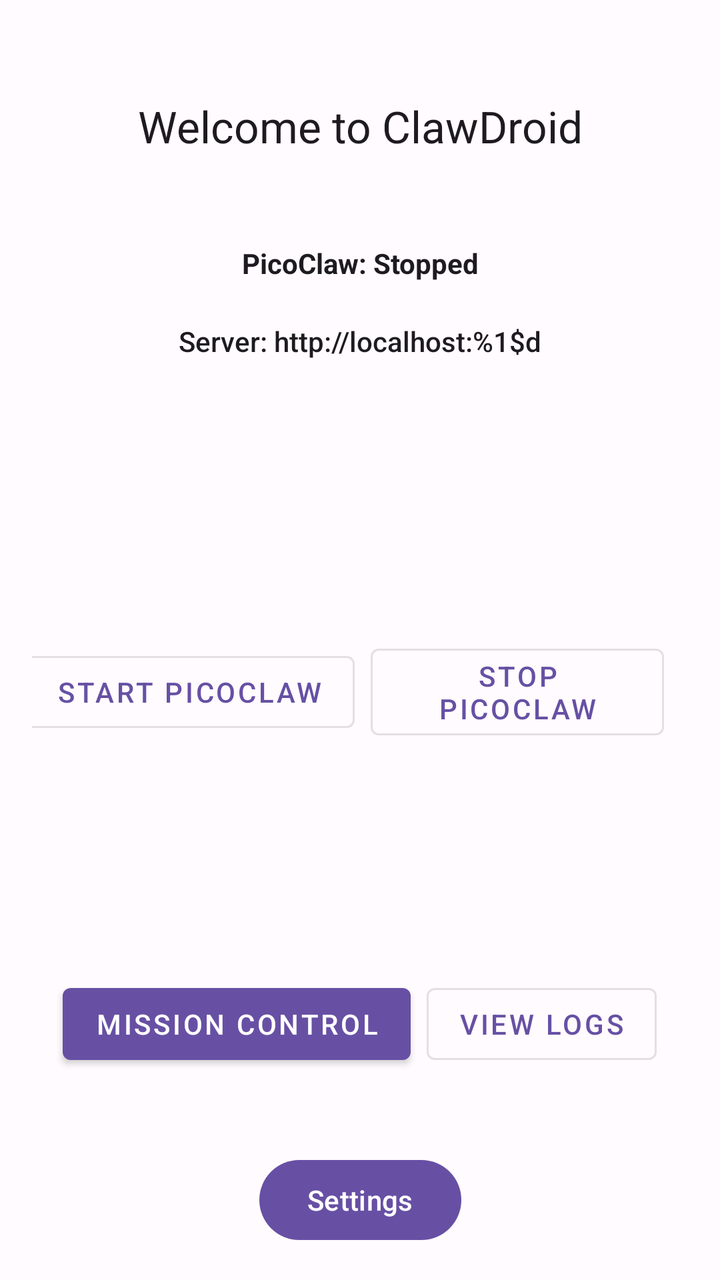
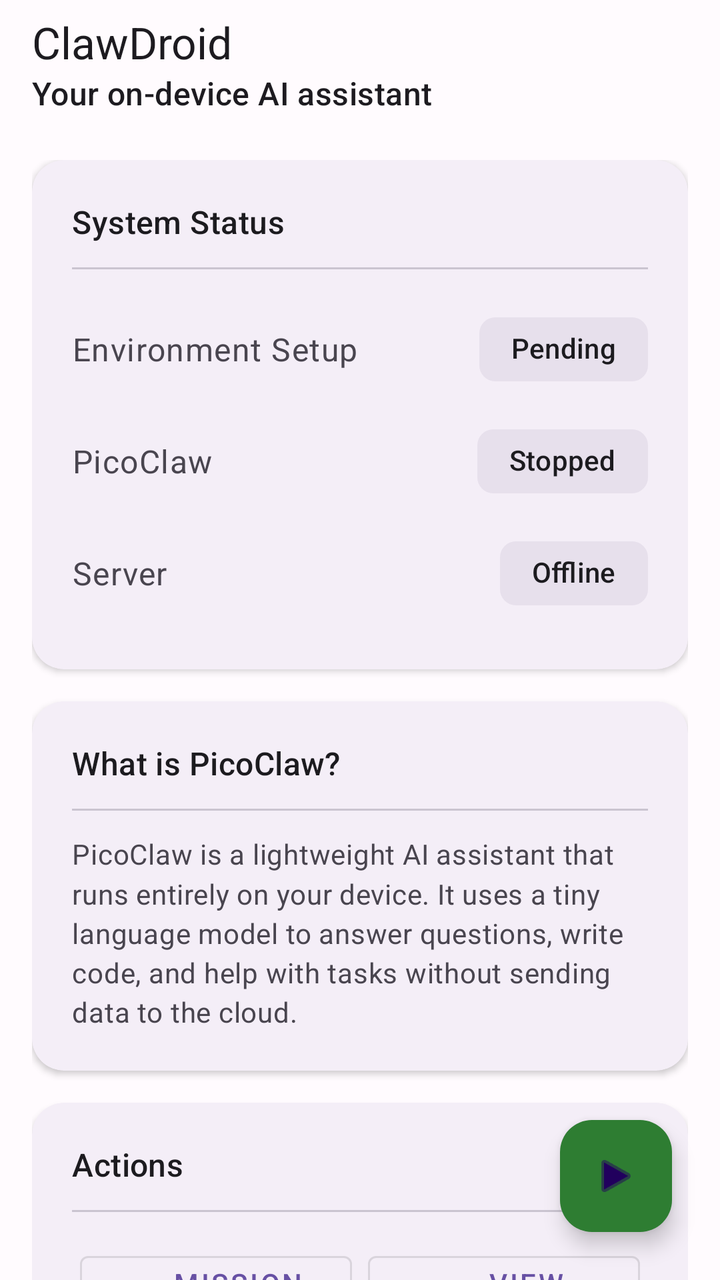

The first picture is an Android layout as it rendered before a commit; the second is the same layout after the commit. The layout source and the unified diff follow.
<!-- AndroidManifest.xml: activity theme Theme.ClawDroid -->
<!-- res/layout/activity_main.xml -->
<?xml version="1.0" encoding="utf-8"?>
<androidx.constraintlayout.widget.ConstraintLayout
    xmlns:android="http://schemas.android.com/apk/res/android"
    xmlns:app="http://schemas.android.com/apk/res-auto"
    android:id="@+id/main"
    android:layout_width="match_parent"
    android:layout_height="match_parent"
    android:padding="16dp">

    <TextView
        android:id="@+id/welcome_text"
        android:layout_width="wrap_content"
        android:layout_height="wrap_content"
        android:text="@string/welcome_message"
        android:textAppearance="@style/TextAppearance.AppCompat.Large"
        app:layout_constraintBottom_toTopOf="@+id/picoclaw_status_text"
        app:layout_constraintEnd_toEndOf="parent"
        app:layout_constraintStart_toStartOf="parent"
        app:layout_constraintTop_toTopOf="parent" />

    <TextView
        android:id="@+id/terminal_status_text"
        android:layout_width="0dp"
        android:layout_height="wrap_content"
        android:gravity="center"
        android:padding="8dp"
        android:textAppearance="@style/TextAppearance.AppCompat.Body2"
        app:layout_constraintBottom_toTopOf="@+id/picoclaw_status_text"
        app:layout_constraintEnd_toEndOf="parent"
        app:layout_constraintStart_toStartOf="parent"
        app:layout_constraintTop_toBottomOf="@+id/welcome_text" />

    <TextView
        android:id="@+id/picoclaw_status_text"
        android:layout_width="0dp"
        android:layout_height="wrap_content"
        android:gravity="center"
        android:padding="12dp"
        android:text="@string/picoclaw_status_stopped"
        android:textAppearance="@style/TextAppearance.AppCompat.Body1"
        android:textStyle="bold"
        app:layout_constraintBottom_toTopOf="@+id/bootstrap_progress_bar"
        app:layout_constraintEnd_toEndOf="parent"
        app:layout_constraintStart_toStartOf="parent"
        app:layout_constraintTop_toBottomOf="@+id/terminal_status_text" />

    <ProgressBar
        android:id="@+id/bootstrap_progress_bar"
        style="?android:attr/progressBarStyleHorizontal"
        android:layout_width="0dp"
        android:layout_height="wrap_content"
        android:visibility="gone"
        app:layout_constraintBottom_toTopOf="@+id/server_info_text"
        app:layout_constraintEnd_toEndOf="parent"
        app:layout_constraintStart_toStartOf="parent"
        app:layout_constraintTop_toBottomOf="@+id/picoclaw_status_text" />

    <TextView
        android:id="@+id/server_info_text"
        android:layout_width="0dp"
        android:layout_height="wrap_content"
        android:gravity="center"
        android:padding="8dp"
        android:text="@string/server_status"
        android:textAppearance="@style/TextAppearance.AppCompat.Body2"
        app:layout_constraintBottom_toTopOf="@+id/control_buttons"
        app:layout_constraintEnd_toEndOf="parent"
        app:layout_constraintStart_toStartOf="parent"
        app:layout_constraintTop_toBottomOf="@+id/bootstrap_progress_bar" />

    <LinearLayout
        android:id="@+id/control_buttons"
        android:layout_width="0dp"
        android:layout_height="wrap_content"
        android:orientation="horizontal"
        android:gravity="center"
        android:layout_marginTop="16dp"
        app:layout_constraintBottom_toTopOf="@+id/settings_button"
        app:layout_constraintEnd_toEndOf="parent"
        app:layout_constraintStart_toStartOf="parent"
        app:layout_constraintTop_toBottomOf="@+id/server_info_text">

        <com.google.android.material.button.MaterialButton
            android:id="@+id/btn_start"
            android:layout_width="wrap_content"
            android:layout_height="wrap_content"
            android:layout_marginEnd="8dp"
            android:text="@string/btn_start"
            style="@style/Widget.MaterialComponents.Button.OutlinedButton"/>

        <com.google.android.material.button.MaterialButton
            android:id="@+id/btn_stop"
            android:layout_width="wrap_content"
            android:layout_height="wrap_content"
            android:layout_marginEnd="8dp"
            android:text="@string/btn_stop"
            style="@style/Widget.MaterialComponents.Button.OutlinedButton"/>

        <com.google.android.material.button.MaterialButton
            android:id="@+id/btn_restart"
            android:layout_width="wrap_content"
            android:layout_height="wrap_content"
            android:layout_marginEnd="8dp"
            android:text="@string/btn_restart"
            style="@style/Widget.MaterialComponents.Button.OutlinedButton"/>

    </LinearLayout>

    <LinearLayout
        android:id="@+id/secondary_buttons"
        android:layout_width="0dp"
        android:layout_height="wrap_content"
        android:orientation="horizontal"
        android:gravity="center"
        android:layout_marginBottom="16dp"
        app:layout_constraintBottom_toTopOf="@+id/settings_button"
        app:layout_constraintEnd_toEndOf="parent"
        app:layout_constraintStart_toStartOf="parent"
        app:layout_constraintTop_toBottomOf="@+id/control_buttons">

        <com.google.android.material.button.MaterialButton
            android:id="@+id/btn_mission_control"
            android:layout_width="wrap_content"
            android:layout_height="wrap_content"
            android:layout_marginEnd="8dp"
            android:text="@string/btn_mission_control"
            style="@style/Widget.MaterialComponents.Button"/>

        <com.google.android.material.button.MaterialButton
            android:id="@+id/btn_view_logs"
            android:layout_width="wrap_content"
            android:layout_height="wrap_content"
            android:text="@string/btn_view_logs"
            style="@style/Widget.MaterialComponents.Button.OutlinedButton"/>

    </LinearLayout>

    <com.google.android.material.button.MaterialButton
        android:id="@+id/settings_button"
        android:layout_width="wrap_content"
        android:layout_height="wrap_content"
        android:text="Settings"
        app:layout_constraintBottom_toBottomOf="parent"
        app:layout_constraintEnd_toEndOf="parent"
        app:layout_constraintStart_toStartOf="parent"
        app:layout_constraintTop_toBottomOf="@+id/secondary_buttons"
        android:layout_marginTop="24dp" />

</androidx.constraintlayout.widget.ConstraintLayout>
<!-- resources referenced by this layout -->
<resources>
  <string name="btn_mission_control">Mission Control</string>
  <string name="btn_restart">Restart PicoClaw</string>
  <string name="btn_start">Start PicoClaw</string>
  <string name="btn_stop">Stop PicoClaw</string>
  <string name="btn_view_logs">View Logs</string>
  <string name="picoclaw_status_stopped">PicoClaw: Stopped</string>
  <string name="server_status">Server: http://localhost:%1$d</string>
  <string name="welcome_message">Welcome to ClawDroid</string>
  <style name="Theme.ClawDroid" parent="Theme.Material3.DayNight.NoActionBar">
          <item name="colorPrimary">@color/primary</item>
          <item name="colorPrimaryVariant">@color/primary_variant</item>
          <item name="colorOnPrimary">@color/on_primary</item>
          <item name="colorSecondary">@color/secondary</item>
          <item name="colorOnSecondary">@color/on_secondary</item>
          <item name="android:colorBackground">@color/background</item>
          <item name="colorSurface">@color/surface</item>
          <item name="colorOnSurface">@color/on_surface</item>
      </style>
  <color name="primary">#FF6750A4</color>
  <color name="primary_variant">#FF7C4DFF</color>
  <color name="on_primary">#FFFFFFFF</color>
  <color name="secondary">#FF03DAC6</color>
  <color name="on_secondary">#FF000000</color>
  <color name="background">#FFFFFBFE</color>
  <color name="surface">#FFFFFBFE</color>
  <color name="on_surface">#FF1C1B1F</color>
</resources>

<!-- the commit's change to res/layout/activity_main.xml (unified diff, before → after) -->
@@ -1,149 +1,331 @@
 <?xml version="1.0" encoding="utf-8"?>
-<androidx.constraintlayout.widget.ConstraintLayout
+<androidx.coordinatorlayout.widget.CoordinatorLayout
     xmlns:android="http://schemas.android.com/apk/res/android"
     xmlns:app="http://schemas.android.com/apk/res-auto"
+    xmlns:tools="http://schemas.android.com/tools"
     android:id="@+id/main"
     android:layout_width="match_parent"
     android:layout_height="match_parent"
-    android:padding="16dp">
-
-    <TextView
-        android:id="@+id/welcome_text"
+    android:fitsSystemWindows="true">
+
+    
+    <com.google.android.material.appbar.AppBarLayout
+        android:id="@+id/app_bar"
+        android:layout_width="match_parent"
+        android:layout_height="wrap_content"
+        android:fitsSystemWindows="true">
+
+        <com.google.android.material.appbar.MaterialToolbar
+            android:id="@+id/toolbar"
+            android:layout_width="match_parent"
+            android:layout_height="?attr/actionBarSize"
+            app:title="@string/app_name"
+            app:subtitle="@string/app_subtitle"
+            app:layout_scrollFlags="scroll|enterAlways|snap" />
+    </com.google.android.material.appbar.AppBarLayout>
+
+    
+    <androidx.core.widget.NestedScrollView
+        android:id="@+id/scroll_content"
+        android:layout_width="match_parent"
+        android:layout_height="match_parent"
+        android:clipToPadding="false"
+        android:padding="16dp"
+        app:layout_behavior="@string/appbar_scrolling_view_behavior">
+
+        <LinearLayout
+            android:id="@+id/content_container"
+            android:layout_width="match_parent"
+            android:layout_height="wrap_content"
+            android:orientation="vertical"
+            android:gravity="center_horizontal">
+
+            
+            <com.google.android.material.card.MaterialCardView
+                android:id="@+id/card_status"
+                android:layout_width="match_parent"
+                android:layout_height="wrap_content"
+                android:layout_marginBottom="16dp"
+                app:cardCornerRadius="16dp"
+                app:cardElevation="2dp"
+                app:strokeWidth="0dp">
+
+                <LinearLayout
+                    android:layout_width="match_parent"
+                    android:layout_height="wrap_content"
+                    android:orientation="vertical"
+                    android:padding="20dp">
+
+                    
+                    <TextView
+                        android:layout_width="wrap_content"
+                        android:layout_height="wrap_content"
+                        android:text="@string/card_status_title"
+                        android:textAppearance="?attr/textAppearanceTitleMedium"
+                        android:textColor="?attr/colorOnSurface" />
+
+                    <com.google.android.material.divider.MaterialDivider
+                        android:layout_width="match_parent"
+                        android:layout_height="wrap_content"
+                        android:layout_marginVertical="12dp" />
+
+                    
+                    <LinearLayout
+                        android:layout_width="match_parent"
+                        android:layout_height="wrap_content"
+                        android:orientation="horizontal"
+                        android:gravity="center_vertical"
+                        android:paddingVertical="4dp">
+
+                        <TextView
+                            android:layout_width="0dp"
+                            android:layout_height="wrap_content"
+                            android:layout_weight="1"
+                            android:text="@string/label_bootstrap"
+                            android:textAppearance="?attr/textAppearanceBodyLarge"
+                            android:textColor="?attr/colorOnSurfaceVariant" />
+
+                        <ProgressBar
+                            android:id="@+id/bootstrap_progress"
+                            android:layout_width="24dp"
+                            android:layout_height="24dp"
+                            android:indeterminate="true"
+                            android:visibility="gone" />
+
+                        <com.google.android.material.chip.Chip
+                            android:id="@+id/chip_bootstrap"
+                            android:layout_width="wrap_content"
+                            android:layout_height="wrap_content"
+                            android:text="@string/status_bootstrap_pending"
+                            android:checkable="false"
+                            android:clickable="false"
+                            app:chipBackgroundColor="@color/surface_variant"
+                            app:chipStrokeWidth="0dp" />
+                    </LinearLayout>
+
+                    
+                    <LinearLayout
+                        android:layout_width="match_parent"
+                        android:layout_height="wrap_content"
+                        android:orientation="horizontal"
+                        android:gravity="center_vertical"
+                        android:paddingVertical="4dp">
+
+                        <TextView
+                            android:layout_width="0dp"
+                            android:layout_height="wrap_content"
+                            android:layout_weight="1"
+                            android:text="@string/label_picoclaw"
+                            android:textAppearance="?attr/textAppearanceBodyLarge"
+                            android:textColor="?attr/colorOnSurfaceVariant" />
+
+                        <com.google.android.material.chip.Chip
+                            android:id="@+id/chip_picoclaw"
+                            android:layout_width="wrap_content"
+                            android:layout_height="wrap_content"
+                            android:text="@string/status_picoclaw_stopped"
+                            android:checkable="false"
+                            android:clickable="false"
+                            app:chipBackgroundColor="@color/surface_variant"
+                            app:chipStrokeWidth="0dp" />
+                    </LinearLayout>
+
+                    
+                    <LinearLayout
+                        android:layout_width="match_parent"
+                        android:layout_height="wrap_content"
+                        android:orientation="horizontal"
+                        android:gravity="center_vertical"
+                        android:paddingVertical="4dp">
+
+                        <TextView
+                            android:layout_width="0dp"
+                            android:layout_height="wrap_content"
+                            android:layout_weight="1"
+                            android:text="@string/label_server"
+                            android:textAppearance="?attr/textAppearanceBodyLarge"
+                            android:textColor="?attr/colorOnSurfaceVariant" />
+
+                        <com.google.android.material.chip.Chip
+                            android:id="@+id/chip_server"
+                            android:layout_width="wrap_content"
+                            android:layout_height="wrap_content"
+                            android:text="@string/status_server_offline"
+                            android:checkable="false"
+                            android:clickable="false"
+                            app:chipBackgroundColor="@color/surface_variant"
+                            app:chipStrokeWidth="0dp" />
+                    </LinearLayout>
+
+                    
+                    <com.google.android.material.card.MaterialCardView
+                        android:id="@+id/error_container"
+                        android:layout_width="match_parent"
+                        android:layout_height="wrap_content"
+                        android:layout_marginTop="12dp"
+                        android:visibility="gone"
+                        app:cardBackgroundColor="?attr/colorErrorContainer"
+                        app:cardCornerRadius="8dp"
+                        app:cardElevation="0dp">
+
+                        <LinearLayout
+                            android:layout_width="match_parent"
+                            android:layout_height="wrap_content"
+                            android:orientation="horizontal"
+                            android:gravity="center_vertical"
+                            android:padding="12dp">
+
+                            <TextView
+                                android:id="@+id/error_text"
+                                android:layout_width="0dp"
+                                android:layout_height="wrap_content"
+                                android:layout_weight="1"
+                                android:textColor="?attr/colorOnErrorContainer"
+                                android:textAppearance="?attr/textAppearanceBodyMedium" />
+
+                            <com.google.android.material.button.MaterialButton
+                                android:id="@+id/btn_retry"
+                                style="@style/Widget.MaterialComponents.Button.TextButton"
+                                android:layout_width="wrap_content"
+                                android:layout_height="wrap_content"
+                                android:text="@string/btn_retry"
+                                android:textColor="?attr/colorOnErrorContainer" />
+                        </LinearLayout>
+                    </com.google.android.material.card.MaterialCardView>
+                </LinearLayout>
+            </com.google.android.material.card.MaterialCardView>
+
+            
+            <com.google.android.material.card.MaterialCardView
+                android:id="@+id/card_info"
+                android:layout_width="match_parent"
+                android:layout_height="wrap_content"
+                android:layout_marginBottom="16dp"
+                app:cardCornerRadius="16dp"
+                app:cardElevation="2dp"
+                app:strokeWidth="0dp">
+
+                <LinearLayout
+                    android:layout_width="match_parent"
+                    android:layout_height="wrap_content"
+                    android:orientation="vertical"
+                    android:padding="20dp">
+
+                    <TextView
+                        android:layout_width="wrap_content"
+                        android:layout_height="wrap_content"
+                        android:text="@string/card_info_title"
+                        android:textAppearance="?attr/textAppearanceTitleMedium"
+                        android:textColor="?attr/colorOnSurface" />
+
+                    <com.google.android.material.divider.MaterialDivider
+                        android:layout_width="match_parent"
+                        android:layout_height="wrap_content"
+                        android:layout_marginVertical="12dp" />
+
+                    <TextView
+                        android:layout_width="match_parent"
+                        android:layout_height="wrap_content"
+                        android:text="@string/info_picoclaw_description"
+                        android:textAppearance="?attr/textAppearanceBodyMedium"
+                        android:textColor="?attr/colorOnSurfaceVariant"
+                        android:lineSpacingMultiplier="1.2" />
+                </LinearLayout>
+            </com.google.android.material.card.MaterialCardView>
+
+            
+            <com.google.android.material.card.MaterialCardView
+                android:id="@+id/card_controls"
+                android:layout_width="match_parent"
+                android:layout_height="wrap_content"
+                android:layout_marginBottom="80dp"
+                app:cardCornerRadius="16dp"
+                app:cardElevation="2dp"
+                app:strokeWidth="0dp">
+
+                <LinearLayout
+                    android:layout_width="match_parent"
+                    android:layout_height="wrap_content"
+                    android:orientation="vertical"
+                    android:padding="20dp">
+
+                    <TextView
+                        android:layout_width="wrap_content"
+                        android:layout_height="wrap_content"
+                        android:text="@string/card_controls_title"
+                        android:textAppearance="?attr/textAppearanceTitleMedium"
+                        android:textColor="?attr/colorOnSurface" />
+
+                    <com.google.android.material.divider.MaterialDivider
+                        android:layout_width="match_parent"
+                        android:layout_height="wrap_content"
+                        android:layout_marginVertical="12dp" />
+
+                    
+                    <GridLayout
+                        android:layout_width="match_parent"
+                        android:layout_height="wrap_content"
+                        android:columnCount="2"
+                        android:useDefaultMargins="true">
+
+                        <com.google.android.material.button.MaterialButton
+                            android:id="@+id/btn_mission_control"
+                            style="@style/Widget.MaterialComponents.Button.OutlinedButton"
+                            android:layout_width="0dp"
+                            android:layout_height="wrap_content"
+                            android:layout_columnWeight="1"
+                            android:layout_gravity="fill"
+                            android:text="@string/btn_mission_control"
+                            app:icon="@android:drawable/ic_menu_mapmode"
+                            app:iconGravity="textStart" />
+
+                        <com.google.android.material.button.MaterialButton
+                            android:id="@+id/btn_view_logs"
+                            style="@style/Widget.MaterialComponents.Button.OutlinedButton"
+                            android:layout_width="0dp"
+                            android:layout_height="wrap_content"
+                            android:layout_columnWeight="1"
+                            android:layout_gravity="fill"
+                            android:text="@string/btn_view_logs"
+                            app:icon="@android:drawable/ic_menu_recent_history"
+                            app:iconGravity="textStart" />
+
+                        <com.google.android.material.button.MaterialButton
+                            android:id="@+id/btn_restart"
+                            style="@style/Widget.MaterialComponents.Button.OutlinedButton"
+                            android:layout_width="0dp"
+                            android:layout_height="wrap_content"
+                            android:layout_columnWeight="1"
+                            android:layout_gravity="fill"
+                            android:text="@string/btn_restart"
+                            app:icon="@android:drawable/ic_menu_rotate"
+                            app:iconGravity="textStart" />
+
+                        <com.google.android.material.button.MaterialButton
+                            android:id="@+id/btn_settings"
+                            style="@style/Widget.MaterialComponents.Button.OutlinedButton"
+                            android:layout_width="0dp"
+                            android:layout_height="wrap_content"
+                            android:layout_columnWeight="1"
+                            android:layout_gravity="fill"
+                            android:text="@string/btn_settings"
+                            app:icon="@android:drawable/ic_menu_preferences"
+                            app:iconGravity="textStart" />
+                    </GridLayout>
+                </LinearLayout>
+            </com.google.android.material.card.MaterialCardView>
+        </LinearLayout>
+    </androidx.core.widget.NestedScrollView>
+
+    
+    <com.google.android.material.floatingactionbutton.FloatingActionButton
+        android:id="@+id/fab_action"
         android:layout_width="wrap_content"
         android:layout_height="wrap_content"
-        android:text="@string/welcome_message"
-        android:textAppearance="@style/TextAppearance.AppCompat.Large"
-        app:layout_constraintBottom_toTopOf="@+id/picoclaw_status_text"
-        app:layout_constraintEnd_toEndOf="parent"
-        app:layout_constraintStart_toStartOf="parent"
-        app:layout_constraintTop_toTopOf="parent" />
-
-    <TextView
-        android:id="@+id/terminal_status_text"
-        android:layout_width="0dp"
-        android:layout_height="wrap_content"
-        android:gravity="center"
-        android:padding="8dp"
-        android:textAppearance="@style/TextAppearance.AppCompat.Body2"
-        app:layout_constraintBottom_toTopOf="@+id/picoclaw_status_text"
-        app:layout_constraintEnd_toEndOf="parent"
-        app:layout_constraintStart_toStartOf="parent"
-        app:layout_constraintTop_toBottomOf="@+id/welcome_text" />
-
-    <TextView
-        android:id="@+id/picoclaw_status_text"
-        android:layout_width="0dp"
-        android:layout_height="wrap_content"
-        android:gravity="center"
-        android:padding="12dp"
-        android:text="@string/picoclaw_status_stopped"
-        android:textAppearance="@style/TextAppearance.AppCompat.Body1"
-        android:textStyle="bold"
-        app:layout_constraintBottom_toTopOf="@+id/bootstrap_progress_bar"
-        app:layout_constraintEnd_toEndOf="parent"
-        app:layout_constraintStart_toStartOf="parent"
-        app:layout_constraintTop_toBottomOf="@+id/terminal_status_text" />
-
-    <ProgressBar
-        android:id="@+id/bootstrap_progress_bar"
-        style="?android:attr/progressBarStyleHorizontal"
-        android:layout_width="0dp"
-        android:layout_height="wrap_content"
-        android:visibility="gone"
-        app:layout_constraintBottom_toTopOf="@+id/server_info_text"
-        app:layout_constraintEnd_toEndOf="parent"
-        app:layout_constraintStart_toStartOf="parent"
-        app:layout_constraintTop_toBottomOf="@+id/picoclaw_status_text" />
-
-    <TextView
-        android:id="@+id/server_info_text"
-        android:layout_width="0dp"
-        android:layout_height="wrap_content"
-        android:gravity="center"
-        android:padding="8dp"
-        android:text="@string/server_status"
-        android:textAppearance="@style/TextAppearance.AppCompat.Body2"
-        app:layout_constraintBottom_toTopOf="@+id/control_buttons"
-        app:layout_constraintEnd_toEndOf="parent"
-        app:layout_constraintStart_toStartOf="parent"
-        app:layout_constraintTop_toBottomOf="@+id/bootstrap_progress_bar" />
-
-    <LinearLayout
-        android:id="@+id/control_buttons"
-        android:layout_width="0dp"
-        android:layout_height="wrap_content"
-        android:orientation="horizontal"
-        android:gravity="center"
-        android:layout_marginTop="16dp"
-        app:layout_constraintBottom_toTopOf="@+id/settings_button"
-        app:layout_constraintEnd_toEndOf="parent"
-        app:layout_constraintStart_toStartOf="parent"
-        app:layout_constraintTop_toBottomOf="@+id/server_info_text">
-
-        <com.google.android.material.button.MaterialButton
-            android:id="@+id/btn_start"
-            android:layout_width="wrap_content"
-            android:layout_height="wrap_content"
-            android:layout_marginEnd="8dp"
-            android:text="@string/btn_start"
-            style="@style/Widget.MaterialComponents.Button.OutlinedButton"/>
-
-        <com.google.android.material.button.MaterialButton
-            android:id="@+id/btn_stop"
-            android:layout_width="wrap_content"
-            android:layout_height="wrap_content"
-            android:layout_marginEnd="8dp"
-            android:text="@string/btn_stop"
-            style="@style/Widget.MaterialComponents.Button.OutlinedButton"/>
-
-        <com.google.android.material.button.MaterialButton
-            android:id="@+id/btn_restart"
-            android:layout_width="wrap_content"
-            android:layout_height="wrap_content"
-            android:layout_marginEnd="8dp"
-            android:text="@string/btn_restart"
-            style="@style/Widget.MaterialComponents.Button.OutlinedButton"/>
-
-    </LinearLayout>
-
-    <LinearLayout
-        android:id="@+id/secondary_buttons"
-        android:layout_width="0dp"
-        android:layout_height="wrap_content"
-        android:orientation="horizontal"
-        android:gravity="center"
-        android:layout_marginBottom="16dp"
-        app:layout_constraintBottom_toTopOf="@+id/settings_button"
-        app:layout_constraintEnd_toEndOf="parent"
-        app:layout_constraintStart_toStartOf="parent"
-        app:layout_constraintTop_toBottomOf="@+id/control_buttons">
-
-        <com.google.android.material.button.MaterialButton
-            android:id="@+id/btn_mission_control"
-            android:layout_width="wrap_content"
-            android:layout_height="wrap_content"
-            android:layout_marginEnd="8dp"
-            android:text="@string/btn_mission_control"
-            style="@style/Widget.MaterialComponents.Button"/>
-
-        <com.google.android.material.button.MaterialButton
-            android:id="@+id/btn_view_logs"
-            android:layout_width="wrap_content"
-            android:layout_height="wrap_content"
-            android:text="@string/btn_view_logs"
-            style="@style/Widget.MaterialComponents.Button.OutlinedButton"/>
-
-    </LinearLayout>
-
-    <com.google.android.material.button.MaterialButton
-        android:id="@+id/settings_button"
-        android:layout_width="wrap_content"
-        android:layout_height="wrap_content"
-        android:text="Settings"
-        app:layout_constraintBottom_toBottomOf="parent"
-        app:layout_constraintEnd_toEndOf="parent"
-        app:layout_constraintStart_toStartOf="parent"
-        app:layout_constraintTop_toBottomOf="@+id/secondary_buttons"
-        android:layout_marginTop="24dp" />
-
-</androidx.constraintlayout.widget.ConstraintLayout>
+        android:layout_gravity="bottom|end"
+        android:layout_margin="24dp"
+        android:contentDescription="@string/fab_start_desc"
+        app:srcCompat="@android:drawable/ic_media_play"
+        app:backgroundTint="@color/status_running" />
+
+</androidx.coordinatorlayout.widget.CoordinatorLayout>
<!-- resource entries referenced after the edit -->
@@ -1,13 +1,25 @@
 <!-- resources referenced by this layout -->
 <resources>
+  <color name="status_running">#FF2E7D32</color>
+  <color name="surface_variant">#FFE7E0EC</color>
+  <string name="app_name">ClawDroid</string>
+  <string name="app_subtitle">Your on-device AI assistant</string>
   <string name="btn_mission_control">Mission Control</string>
   <string name="btn_restart">Restart PicoClaw</string>
-  <string name="btn_start">Start PicoClaw</string>
-  <string name="btn_stop">Stop PicoClaw</string>
+  <string name="btn_retry">Retry</string>
+  <string name="btn_settings">Settings</string>
   <string name="btn_view_logs">View Logs</string>
-  <string name="picoclaw_status_stopped">PicoClaw: Stopped</string>
-  <string name="server_status">Server: http://localhost:%1$d</string>
-  <string name="welcome_message">Welcome to ClawDroid</string>
+  <string name="card_controls_title">Actions</string>
+  <string name="card_info_title">What is PicoClaw?</string>
+  <string name="card_status_title">System Status</string>
+  <string name="fab_start_desc">Start PicoClaw</string>
+  <string name="info_picoclaw_description">PicoClaw is a lightweight AI assistant that runs entirely on your device. It uses a tiny language model to answer questions, write code, and help with tasks without sending data to the cloud.</string>
+  <string name="label_bootstrap">Environment Setup</string>
+  <string name="label_picoclaw">PicoClaw</string>
+  <string name="label_server">Server</string>
+  <string name="status_bootstrap_pending">Pending</string>
+  <string name="status_picoclaw_stopped">Stopped</string>
+  <string name="status_server_offline">Offline</string>
   <style name="Theme.ClawDroid" parent="Theme.Material3.DayNight.NoActionBar">
           <item name="colorPrimary">@color/primary</item>
           <item name="colorPrimaryVariant">@color/primary_variant</item>
@@ -17,6 +29,16 @@
           <item name="android:colorBackground">@color/background</item>
           <item name="colorSurface">@color/surface</item>
           <item name="colorOnSurface">@color/on_surface</item>
+  
+          
+          <item name="colorError">@color/status_error</item>
+          <item name="colorOnError">@android:color/white</item>
+          <item name="colorErrorContainer">#FFF9DEDC</item>
+          <item name="colorOnErrorContainer">#FF410E0B</item>
+  
+          
+          <item name="colorSurfaceVariant">@color/surface_variant</item>
+          <item name="colorOnSurfaceVariant">@color/on_surface_variant</item>
       </style>
   <color name="primary">#FF6750A4</color>
   <color name="primary_variant">#FF7C4DFF</color>
@@ -26,5 +48,7 @@
   <color name="background">#FFFFFBFE</color>
   <color name="surface">#FFFFFBFE</color>
   <color name="on_surface">#FF1C1B1F</color>
+  <color name="status_error">#FFD32F2F</color>
+  <color name="on_surface_variant">#FF49454F</color>
 </resources>
 
